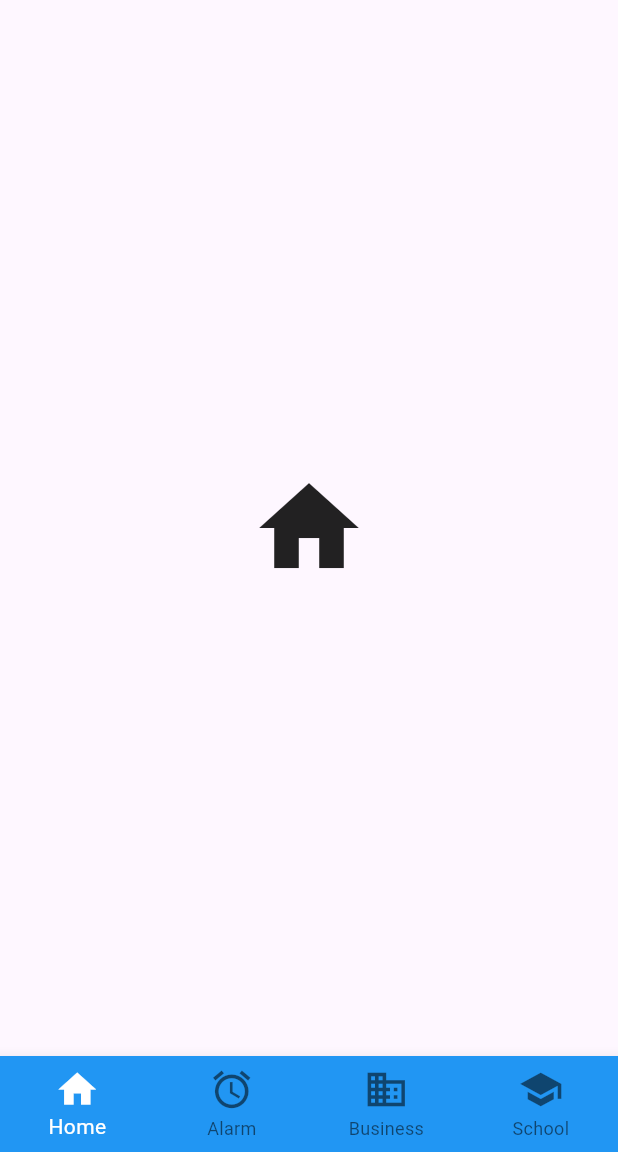
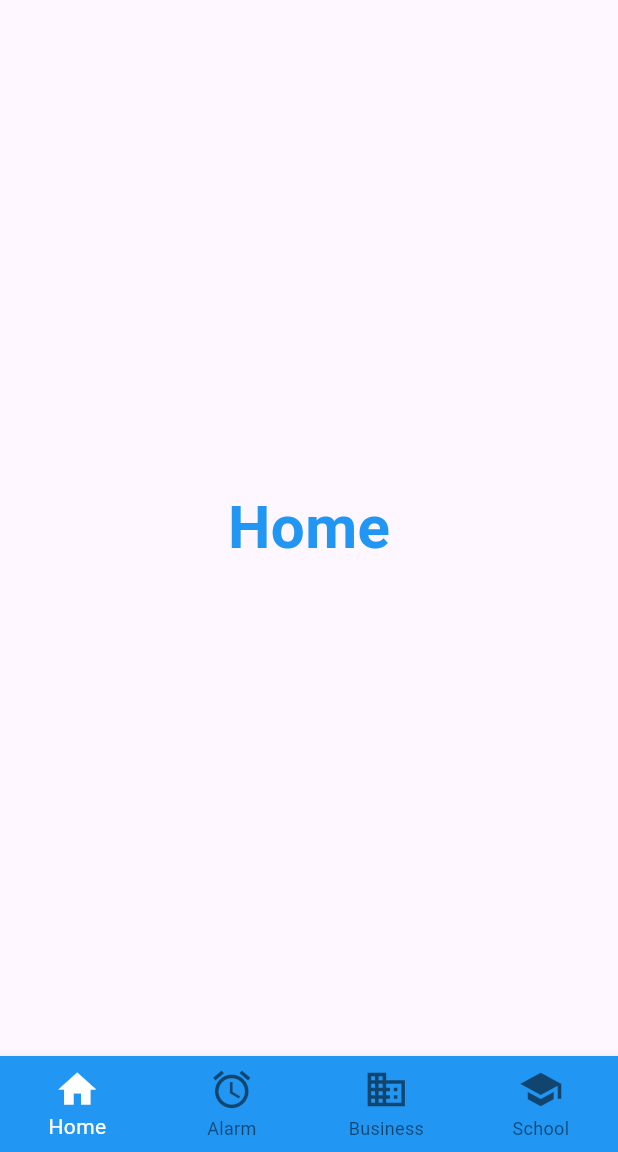
Before and after one commit to LeGamerr/TMA3084_G02_97239_Lab05_Lesson07, a Flutter app: the screen it shows after launch, on a phone screen of 412 x 824 dp, the part 84-1236 px from its top. Run offline on Flutter 3.47's test engine with Material 3 defaults, Android fonts, the phone set to English and light mode, and no system bars.

Commit message:
Finalized the app

```diff
--- /dev/null
+++ b/Lab_A_4_BottomNavBar/lib/home.dart
@@ -0,0 +1,19 @@
+import 'package:flutter/material.dart';
+
+class Home extends StatelessWidget {
+  const Home({super.key});
+
+  @override
+  Widget build(BuildContext context) {
+    return const Center(
+      child: Text(
+        'Home',
+        style: TextStyle(
+          fontSize: 40,
+          fontWeight: FontWeight.bold,
+          color: Colors.blue,
+        ),
+      ),
+    );
+  }
+}
--- a/Lab_A_4_BottomNavBar/lib/main.dart
+++ b/Lab_A_4_BottomNavBar/lib/main.dart
@@ -1,27 +1,40 @@
 import 'package:flutter/material.dart';
+import 'Home.dart';
+import 'Alarm.dart';
+import 'Business.dart';
+import 'School.dart';
 
 void main() {
-  runApp(const MaterialApp(
-    debugShowCheckedModeBanner: false,
-    home: BottomNavigationBarApp(),
-  ));
+  runApp(const MyApp());
 }
 
-class BottomNavigationBarApp extends StatefulWidget {
-  const BottomNavigationBarApp({super.key});
+class MyApp extends StatelessWidget {
+  const MyApp({super.key});
 
   @override
-  State<BottomNavigationBarApp> createState() => _BottomNavigationBarState();
+  Widget build(BuildContext context) {
+    return const MaterialApp(
+      debugShowCheckedModeBanner: false,
+      home: BottomNavLab(),
+    );
+  }
 }
 
-class _BottomNavigationBarState extends State<BottomNavigationBarApp> {
+class BottomNavLab extends StatefulWidget {
+  const BottomNavLab({super.key});
+
+  @override
+  State<BottomNavLab> createState() => _BottomNavLabState();
+}
+
+class _BottomNavLabState extends State<BottomNavLab> {
   int currentIndex = 0;
 
   final List<Widget> screens = const [
-    Center(child: Icon(Icons.home, size: 80)),
-    Center(child: Icon(Icons.alarm, size: 80)),
-    Center(child: Icon(Icons.business, size: 80)),
-    Center(child: Icon(Icons.school, size: 80)),
+    Home(),
+    Alarm(),
+    Business(),
+    School(),
   ];
 
   @override
--- a/Lab_A_4_BottomNavBar/pubspec.yaml
+++ b/Lab_A_4_BottomNavBar/pubspec.yaml
@@ -1,4 +1,4 @@
-name: flutter_application_1
+name: lab_a_bottomnavbar
 description: "A new Flutter project."
 # The following line prevents the package from being accidentally published to
 # pub.dev using `flutter pub publish`. This is preferred for private packages.
```
Also changed, not shown: Lab_A_4_BottomNavBar/lib/alarm.dart (added, +19 -0 lines), Lab_A_4_BottomNavBar/lib/business.dart (added, +19 -0 lines), Lab_A_4_BottomNavBar/lib/school.dart (added, +19 -0 lines), 1 other file.
